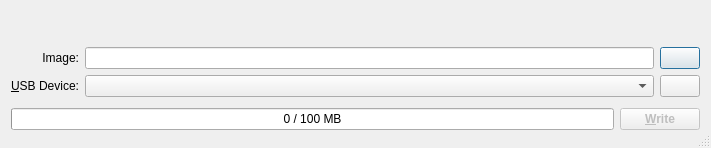
OpenMandrivaSoftware/om-imagewriter, file maindialog.ui: the form before one commit.
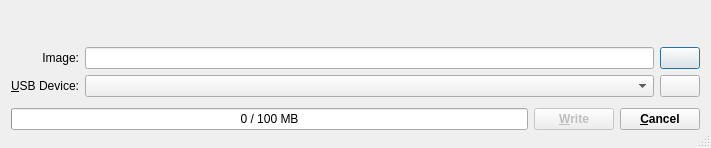
The form after the commit. Icons and pictures are not drawn.

Diff of the .ui file:
```diff
--- a/maindialog.ui
+++ b/maindialog.ui
@@ -212,6 +212,19 @@
        </property>
       </widget>
      </item>
+     <item>
+      <widget class="QPushButton" name="cancelButton">
+       <property name="font">
+        <font>
+         <weight>75</weight>
+         <bold>true</bold>
+        </font>
+       </property>
+       <property name="text">
+        <string>&amp;Cancel</string>
+       </property>
+      </widget>
+     </item>
     </layout>
    </item>
   </layout>
```
Left out of the diff: 10 changed lines with no effect on the pictures.
